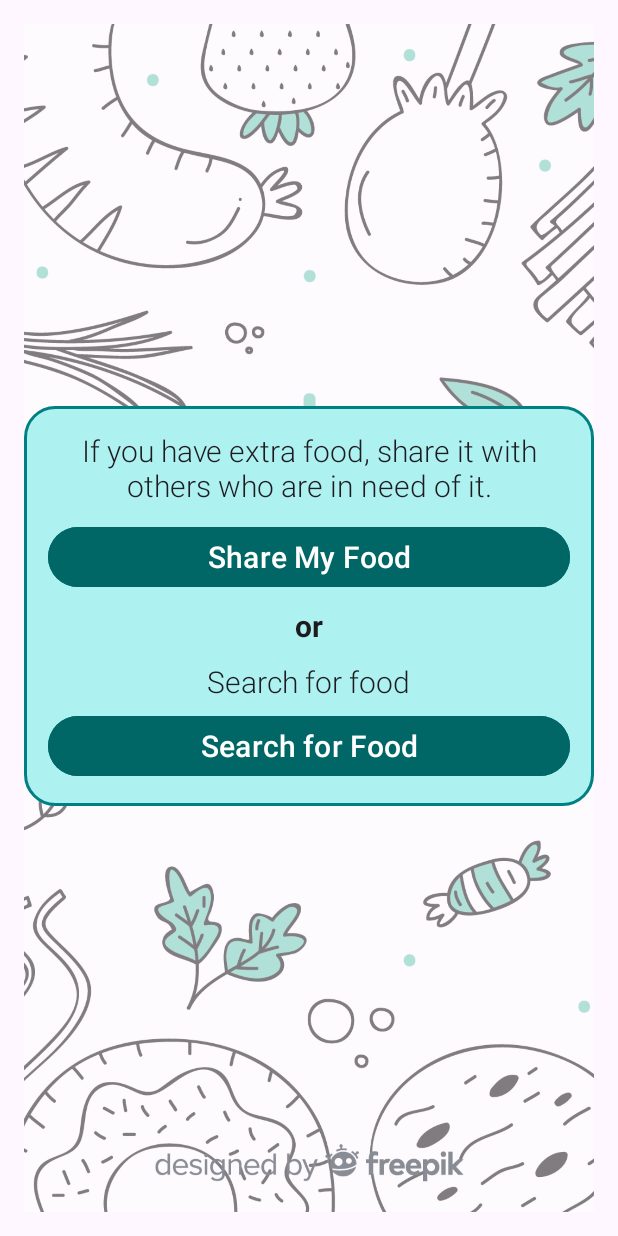
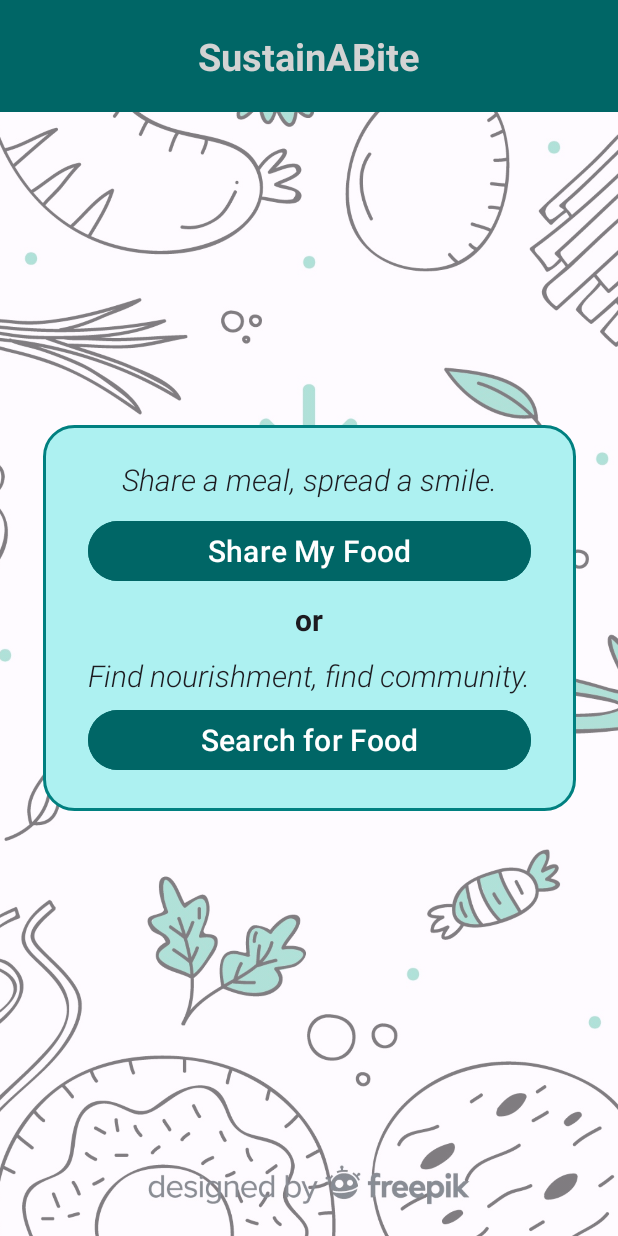
Before and after one commit to anjalibhatkal/food-wastage-management-app, an Android app: the MainActivity screen opened directly, with no data from a screen before it, on a phone screen of 412 x 824 dp. Run offline under Robolectric (Android 15) with nearby library versions, the phone set to English and light mode, and no system bars.

Commit message:
second commit

```diff
--- /dev/null
+++ b/app/src/main/res/drawable/baseline_arrow_back_ios_24.xml
@@ -0,0 +1,5 @@
+<vector android:autoMirrored="true" android:height="24dp"
+    android:tint="#FFFFFF" android:viewportHeight="24"
+    android:viewportWidth="24" android:width="24dp" xmlns:android="http://schemas.android.com/apk/res/android">
+    <path android:fillColor="@android:color/white" android:pathData="M11.67,3.87L9.9,2.1 0,12l9.9,9.9 1.77,-1.77L3.54,12z"/>
+</vector>
--- /dev/null
+++ b/app/src/main/res/drawable/baseline_recycling_24.xml
@@ -0,0 +1,5 @@
+<vector android:height="24dp" android:tint="#008080"
+    android:viewportHeight="24" android:viewportWidth="24"
+    android:width="24dp" xmlns:android="http://schemas.android.com/apk/res/android">
+    <path android:fillColor="@android:color/white" android:pathData="M5.77,7.15L7.2,4.78l1.03,-1.71c0.39,-0.65 1.33,-0.65 1.72,0l1.48,2.46l-1.23,2.06L9.2,9.21L5.77,7.15zM21.72,12.97l-1.6,-2.66l-3.46,2L18.87,16H20c0.76,0 1.45,-0.43 1.79,-1.11C21.93,14.61 22,14.31 22,14C22,13.64 21.9,13.29 21.72,12.97zM16,21h1.5c0.76,0 1.45,-0.43 1.79,-1.11L20.74,17H16v-2l-4,4l4,4V21zM10,17H5.7l-0.84,1.41c-0.3,0.5 -0.32,1.12 -0.06,1.65l0,0C5.08,20.63 5.67,21 6.32,21H10V17zM6.12,14.35l1.73,1.04L6.48,9.9L1,11.27l1.7,1.02l-0.41,0.69c-0.35,0.59 -0.38,1.31 -0.07,1.92l1.63,3.26L6.12,14.35zM17.02,5.14l-1.3,-2.17C15.35,2.37 14.7,2 14,2h-3.53l3.12,5.2l-1.72,1.03l5.49,1.37l1.37,-5.49L17.02,5.14z"/>
+</vector>
--- a/app/src/main/res/layout/activity_main.xml
+++ b/app/src/main/res/layout/activity_main.xml
@@ -5,7 +5,6 @@
     xmlns:tools="http://schemas.android.com/tools"
     android:layout_width="match_parent"
     android:layout_height="match_parent"
-    android:padding="16dp"
     tools:context=".MainActivity">
 
     <ImageView
@@ -16,44 +15,66 @@
         android:alpha="0.5"
         android:scaleType="centerCrop" />
 
+    <RelativeLayout
+        android:layout_width="match_parent"
+        android:layout_height="match_parent">
+
+        <!-- Include the header layout -->
+        <include
+            layout="@layout/layout_header"
+            android:layout_width="match_parent"
+            android:layout_height="wrap_content" />
+
+        <!-- Your activity content here -->
+
+    </RelativeLayout>
+
     <FrameLayout
         android:id="@+id/boxContainer"
         android:layout_width="wrap_content"
         android:layout_height="wrap_content"
         android:background="@drawable/rounded_box"
-        android:padding="16dp"
         app:layout_constraintStart_toStartOf="parent"
         app:layout_constraintEnd_toEndOf="parent"
         app:layout_constraintTop_toTopOf="parent"
         app:layout_constraintBottom_toBottomOf="parent"
+        android:layout_marginStart="16dp"
+        android:layout_marginEnd="16dp"
+        android:layout_marginTop="16dp"
         android:layout_marginBottom="16dp">
+
+        <FrameLayout
+            android:layout_width="355dp"
+            android:layout_height="257dp"
+            android:padding="5dp">
 
             <LinearLayout
                 android:layout_width="wrap_content"
                 android:layout_height="wrap_content"
-            android:orientation="vertical"
                 android:layout_gravity="center"
-            android:gravity="center">
+                android:gravity="center"
+                android:orientation="vertical">
 
                 <TextView
                     android:id="@+id/descriptionText"
                     android:layout_width="wrap_content"
                     android:layout_height="wrap_content"
                     android:fontFamily="sans-serif-light"
-                android:text="If you have extra food, share it with others who are in need of it."
+                    android:text="Share a meal, spread a smile."
                     android:textAlignment="center"
                     android:textAppearance="@style/TextAppearance.AppCompat.Body1"
-                android:textSize="20sp" />
+                    android:textSize="20sp"
+                    android:textStyle="italic" />
 
                 <Button
                     android:id="@+id/shareButton"
                     android:layout_width="match_parent"
                     android:layout_height="wrap_content"
+                    android:layout_marginTop="10dp"
                     android:backgroundTint="@color/gradientEnd"
                     android:text="Share My Food"
-                android:layout_marginTop="10dp"
-                android:textSize="20sp"
-                android:textColor="#FFFFFF" />
+                    android:textColor="#FFFFFF"
+                    android:textSize="20sp" />
 
                 <TextView
                     android:id="@+id/orText"
@@ -61,10 +82,10 @@
                     android:layout_height="wrap_content"
                     android:layout_marginTop="8dp"
                     android:text="or"
+                    android:textAlignment="center"
+                    android:textAppearance="@style/TextAppearance.AppCompat.Body1"
                     android:textSize="20sp"
-                android:textAlignment="center"
-                android:textStyle="bold"
-                android:textAppearance="@style/TextAppearance.AppCompat.Body1" />
+                    android:textStyle="bold" />
 
                 <TextView
                     android:id="@+id/searchDescriptionText"
@@ -72,20 +93,22 @@
                     android:layout_height="wrap_content"
                     android:layout_marginTop="10dp"
                     android:fontFamily="sans-serif-light"
-                android:text="Search for food"
+                    android:text="Find nourishment, find community."
                     android:textAlignment="center"
                     android:textAppearance="@style/TextAppearance.AppCompat.Body1"
-                android:textSize="20sp" />
+                    android:textSize="20sp"
+                    android:textStyle="italic" />
 
                 <Button
                     android:id="@+id/searchButton"
                     android:layout_width="match_parent"
                     android:layout_height="wrap_content"
                     android:layout_marginTop="5dp"
-                android:textSize="20sp"
                     android:backgroundTint="@color/gradientEnd"
                     android:text="Search for Food"
-                android:textColor="#FFFFFF" />
+                    android:textColor="#FFFFFF"
+                    android:textSize="20sp" />
             </LinearLayout>
         </FrameLayout>
+    </FrameLayout>
 </androidx.constraintlayout.widget.ConstraintLayout>
--- /dev/null
+++ b/app/src/main/res/layout/layout_header.xml
@@ -0,0 +1,22 @@
+<!-- layout_header.xml -->
+<LinearLayout
+    xmlns:android="http://schemas.android.com/apk/res/android"
+    android:layout_width="match_parent"
+    android:layout_height="wrap_content"
+    android:orientation="vertical">
+
+
+
+    <TextView
+        android:id="@+id/headerTitle"
+        android:layout_width="match_parent"
+        android:layout_height="wrap_content"
+        android:gravity="center"
+        android:padding="20dp"
+        android:text="SustainABite"
+        android:background="@color/gradientEnd"
+        android:textColor="@color/button"
+        android:textSize="25sp"
+        android:textStyle="bold"/>
+
+</LinearLayout>
```
Also changed, not shown: app/src/main/AndroidManifest.xml (+5 -2 lines), app/src/main/java/com/example/food_wastage_management/CustomAdapter.java (+45 -21 lines), app/src/main/java/com/example/food_wastage_management/MyDatabaseHelper.java (+25 -34 lines), app/src/main/java/com/example/food_wastage_management/addedFood.java (+43 -24 lines), app/src/main/java/com/example/food_wastage_management/receivedFood.java (+53 -25 lines), app/src/main/res/layout/activity_added.xml (+40 -18 lines), app/src/main/res/layout/activity_intro.xml (+14 -0 lines), app/src/main/res/layout/activity_received.xml (+17 -2 lines), app/src/main/res/layout/food_row.xml (+92 -46 lines). Lines whose indentation alone changed are shown as unchanged.
